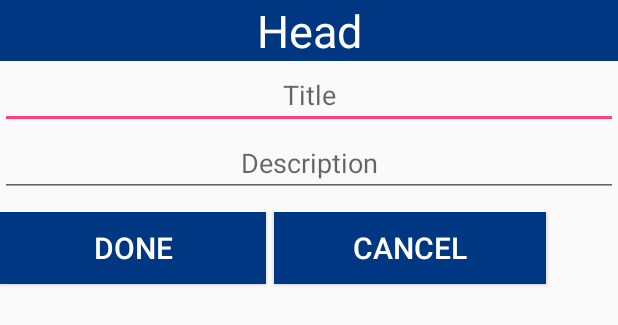
After one commit to Mohamad-Mawaldi/My-TodoList, an Android app: the layout dialog.xml on its own in the app's theme, with its tools: preview values and no code run, on a phone screen of 412 x 824 dp. The commit adds this screen. Shown: the top 325 px of the screen. Run offline under Robolectric (Android 15) with nearby library versions, the phone set to English and light mode, and no system bars.

Commit message:
no message

```diff
--- a/app/src/main/res/layout/activity_main.xml
+++ b/app/src/main/res/layout/activity_main.xml
@@ -27,14 +27,15 @@
     <EditText
         android:id="@+id/descriptionin"
         android:layout_width="match_parent"
+        android:layout_height="49dp"
         android:layout_marginLeft="8dp"
         android:layout_marginStart="8dp"
         android:layout_marginTop="8dp"
         android:hint="@string/descriptionin"
         android:textColor="#607D8B"
+        android:textSize="30dp"
         app:layout_constraintStart_toStartOf="parent"
-        app:layout_constraintTop_toBottomOf="@+id/titlein"
-        android:textSize="30dp"/>
+        app:layout_constraintTop_toBottomOf="@+id/titlein" />
 
     <android.support.design.widget.FloatingActionButton
         android:id="@+id/fab"
--- /dev/null
+++ b/app/src/main/res/layout/dialog.xml
@@ -0,0 +1,57 @@
+<?xml version="1.0" encoding="utf-8"?>
+<LinearLayout xmlns:android="http://schemas.android.com/apk/res/android"
+    android:layout_width="match_parent"
+    android:layout_height="match_parent"
+    android:orientation="vertical">
+    <TextView
+        android:layout_width="match_parent"
+        android:layout_height="wrap_content"
+        android:id="@+id/head"
+        android:gravity="center"
+        android:textSize="30dp"
+        android:text="Head"
+        android:background="@color/blue"
+        android:textColor="@color/cardview_light_background"/>
+    <EditText
+        android:layout_width="match_parent"
+        android:layout_height="wrap_content"
+        android:hint="Title"
+        android:id="@+id/title"
+        android:gravity="center"/>
+    <EditText
+        android:layout_width="match_parent"
+        android:layout_height="wrap_content"
+        android:hint="Description"
+        android:id="@+id/description"
+        android:gravity="center"/>
+    <TableRow
+        android:layout_width="match_parent"
+        android:layout_height="match_parent"
+        android:layout_marginTop="10dp">
+
+        <Button
+            android:id="@+id/done"
+            android:layout_width="177dp"
+            android:layout_height="wrap_content"
+            android:background="@color/blue"
+            android:text="Done"
+            android:textColor="@color/cardview_light_background"
+            android:textSize="20sp" />
+
+        <Button
+            android:id="@+id/cancel"
+            android:layout_width="181dp"
+            android:layout_height="wrap_content"
+            android:layout_marginLeft="5sp"
+            android:background="@color/blue"
+            android:text="Cancel"
+            android:textColor="@color/cardview_light_background"
+            android:textSize="20sp" />
+
+
+
+
+
+    </TableRow>
+
+</LinearLayout>
--- a/app/src/main/res/values/colors.xml
+++ b/app/src/main/res/values/colors.xml
@@ -3,4 +3,7 @@
     <color name="colorPrimary">#3F51B5</color>
     <color name="colorPrimaryDark">#303F9F</color>
     <color name="colorAccent">#ff4081</color>
+    <color name="indego">#5a009c</color>
+    <color name="blue">#003782</color>
+    #003782
 </resources>
```
Also changed, not shown: app/src/main/java/com/example/hammode/todolist/MainActivity.java (+101 -23 lines).
